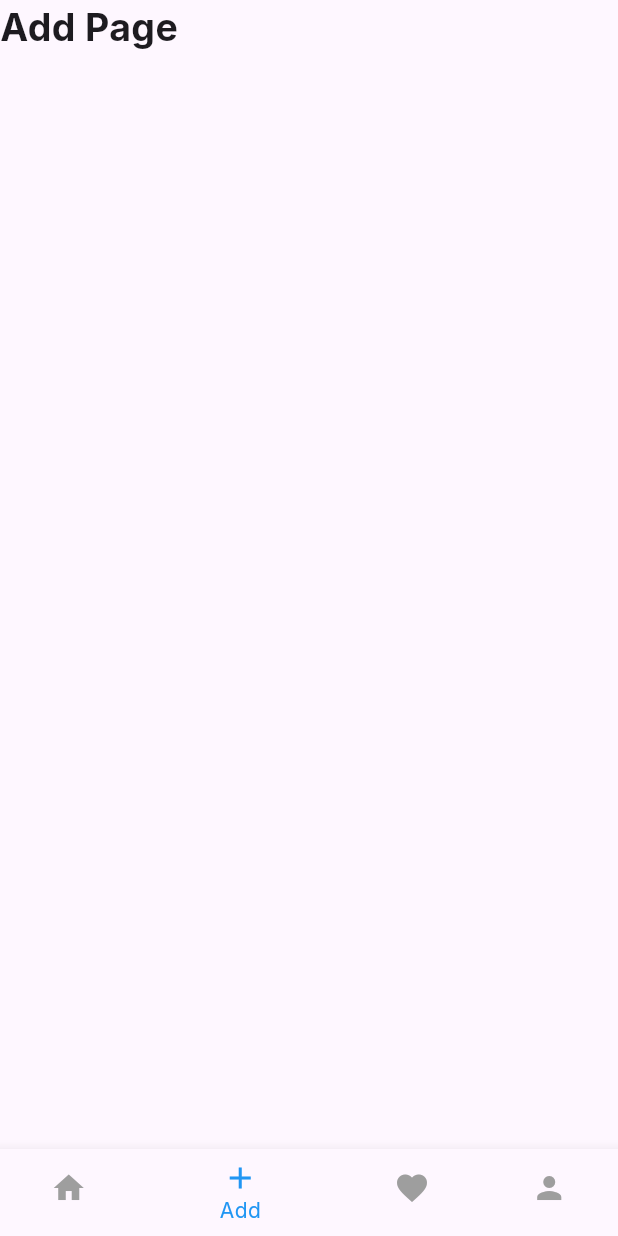
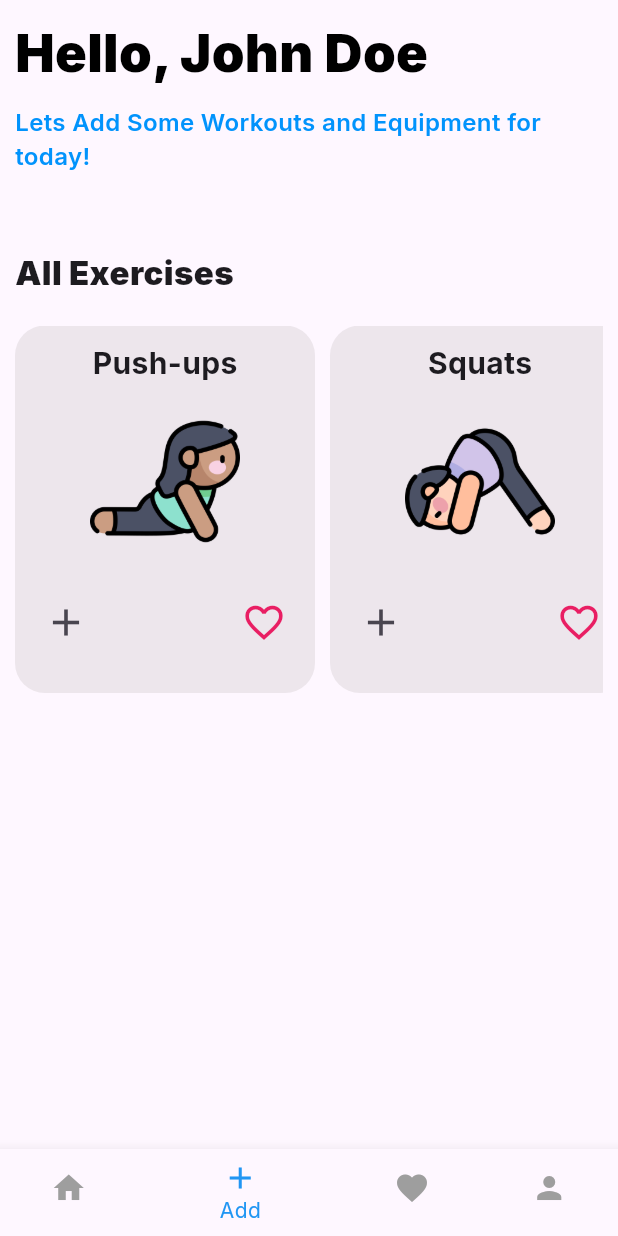
Before and after one commit to THARINDUnirmal/flutter-gym-app, a Flutter app: the screen it shows after launch, item 2 of the bottom bar chosen, on a phone screen of 412 x 824 dp. Run offline on Flutter 3.47's test engine with Material 3 defaults, Android fonts, the phone set to English and light mode, and no system bars; our stand-ins replace google_fonts.

Commit message:
horizontal scroll card list add

```diff
--- a/lib/pages/add_page.dart
+++ b/lib/pages/add_page.dart
@@ -1,4 +1,9 @@
 import 'package:flutter/material.dart';
+import 'package:gym_app/data/exercise_data.dart';
+import 'package:gym_app/data/user_data.dart';
+import 'package:gym_app/modles/exercise_modle.dart';
+import 'package:gym_app/pages/utils/colors.dart';
+import 'package:gym_app/widgets/add_exercise_card.dart';
 
 class AddPage extends StatefulWidget {
   const AddPage({super.key});
@@ -10,19 +15,66 @@ class AddPage extends StatefulWidget {
 class _AddPageState extends State<AddPage> {
   @override
   Widget build(BuildContext context) {
-    return const Scaffold(
-      body: SafeArea(
+    return Scaffold(
+      body: SingleChildScrollView(
+        child: Padding(
+          padding: const EdgeInsets.all(10.0),
+          child: SafeArea(
             child: SingleChildScrollView(
               child: Column(
+                crossAxisAlignment: CrossAxisAlignment.start,
                 children: [
                   Text(
-                "Add Page",
+                    "Hello, ${user.fullName}",
+                    style: const TextStyle(
+                      fontSize: 35,
+                      fontWeight: FontWeight.w900,
+                      color: kmainTopicColor,
+                    ),
+                  ),
+                  const SizedBox(
+                    height: 10,
+                  ),
+                  const Text(
+                    "Lets Add Some Workouts and Equipment for today!",
                     style: TextStyle(
-                  fontSize: 25,
-                  fontWeight: FontWeight.w700,
+                      fontSize: 16,
+                      color: kEquipmentCardBlueTextColor,
+                      fontWeight: FontWeight.w600,
                     ),
-              )
+                  ),
+                  const SizedBox(
+                    height: 50,
+                  ),
+                  const Text(
+                    "All Exercises",
+                    style: TextStyle(
+                      fontSize: 22,
+                      fontWeight: FontWeight.w900,
+                    ),
+                  ),
+                  const SizedBox(
+                    height: 20,
+                  ),
+                  SizedBox(
+                    height: 245,
+                    child: ListView.builder(
+                      physics: const AlwaysScrollableScrollPhysics(),
+                      shrinkWrap: true,
+                      scrollDirection: Axis.horizontal,
+                      itemCount: exercises.length,
+                      itemBuilder: (context, index) {
+                        ExerciseModle exerciseData = exercises[index];
+                        return AddExerciseCard(
+                          cardTitle: exerciseData.exerciseName,
+                          cardImageUrl: exerciseData.exerciseImageUrl,
+                        );
+                      },
+                    ),
+                  ),
                 ],
+              ),
+            ),
           ),
         ),
       ),
--- a/lib/pages/utils/colors.dart
+++ b/lib/pages/utils/colors.dart
@@ -13,5 +13,5 @@ const Color knavCardDescTextColor = Color(0xff0193FC);
 
 final Color kpageDescTextColor = const Color(0xff3B3636).withOpacity(0.75);
 
-const Color kEquipmentCardFilltColor = Color(0xffF5F5F5);
+const Color kEquipmentCardFilltColor = Color.fromARGB(56, 176, 169, 169);
 const Color kEquipmentCardBlueTextColor = Color(0xff0193FC);
--- /dev/null
+++ b/lib/widgets/add_exercise_card.dart
@@ -0,0 +1,81 @@
+import 'package:flutter/material.dart';
+import 'package:gym_app/pages/utils/colors.dart';
+
+class AddExerciseCard extends StatefulWidget {
+  final String cardTitle;
+  final String cardImageUrl;
+
+  const AddExerciseCard({
+    super.key,
+    required this.cardTitle,
+    required this.cardImageUrl,
+  });
+
+  @override
+  State<AddExerciseCard> createState() => _AddExerciseCardState();
+}
+
+class _AddExerciseCardState extends State<AddExerciseCard> {
+  @override
+  Widget build(BuildContext context) {
+    return Container(
+      margin: const EdgeInsets.only(right: 10),
+      width: 200,
+      decoration: BoxDecoration(
+        borderRadius: BorderRadius.circular(20),
+        color: kEquipmentCardFilltColor,
+      ),
+      child: Column(
+        children: [
+          const SizedBox(
+            height: 10,
+          ),
+          Text(
+            widget.cardTitle,
+            style: const TextStyle(
+              fontSize: 20,
+              fontWeight: FontWeight.w700,
+            ),
+          ),
+          const SizedBox(
+            height: 15,
+          ),
+          Image.asset(
+            widget.cardImageUrl,
+            width: 100,
+            fit: BoxFit.cover,
+          ),
+          const SizedBox(
+            height: 10,
+          ),
+          Padding(
+            padding: const EdgeInsets.all(10.0),
+            child: Row(
+              mainAxisAlignment: MainAxisAlignment.spaceBetween,
+              children: [
+                IconButton(
+                  onPressed: () {},
+                  icon: const Icon(
+                    Icons.add,
+                    size: 30,
+                  ),
+                ),
+                IconButton(
+                  onPressed: () {},
+                  icon: const Icon(
+                    Icons.favorite_border,
+                    color: Colors.pink,
+                    size: 30,
+                  ),
+                ),
+              ],
+            ),
+          ),
+          const SizedBox(
+            height: 10,
+          ),
+        ],
+      ),
+    );
+  }
+}
```
Lines whose indentation alone changed are shown as unchanged.
